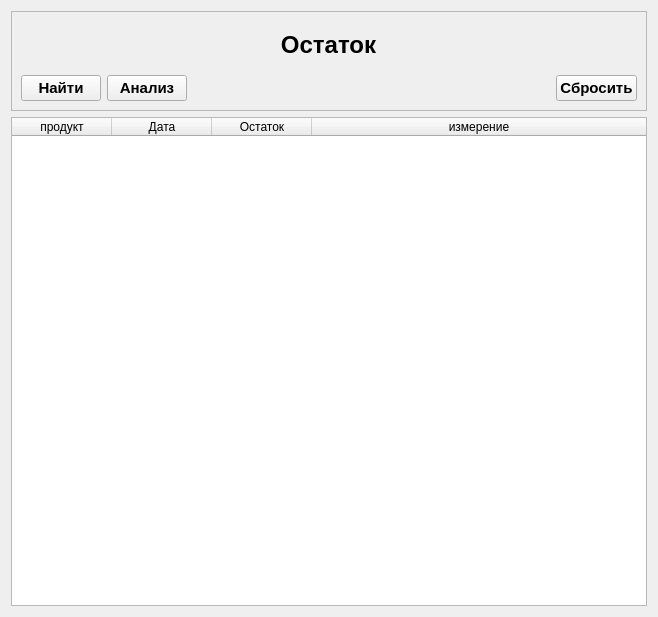
First picture: the form in ui/ostatok.ui, repository daslin02/Docu, before the edit.
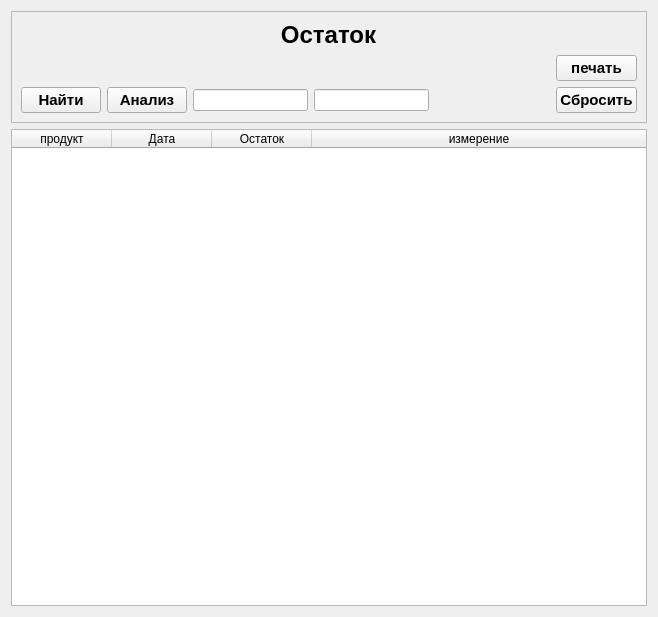
Second picture: the form after the edit.

Patch:
```diff
--- a/ui/ostatok.ui
+++ b/ui/ostatok.ui
@@ -29,6 +29,31 @@
       <enum>QFrame::Raised</enum>
      </property>
      <layout class="QGridLayout" name="gridLayout">
+      <item row="0" column="1" colspan="4">
+       <widget class="QLabel" name="L_title">
+        <property name="styleSheet">
+         <string notr="true">font-size:24px;
+font-weight:bold;</string>
+        </property>
+        <property name="text">
+         <string>Остаток</string>
+        </property>
+        <property name="alignment">
+         <set>Qt::AlignCenter</set>
+        </property>
+       </widget>
+      </item>
+      <item row="2" column="5">
+       <widget class="QPushButton" name="PB_reset">
+        <property name="styleSheet">
+         <string notr="true">font-size:15px;
+font-weight:bold;</string>
+        </property>
+        <property name="text">
+         <string>Сбросить</string>
+        </property>
+       </widget>
+      </item>
       <item row="2" column="0">
        <widget class="QPushButton" name="PB_find">
         <property name="cursor">
@@ -43,7 +68,24 @@
         </property>
        </widget>
       </item>
+      <item row="2" column="1">
+       <widget class="QPushButton" name="PB_analize">
+        <property name="cursor">
+         <cursorShape>PointingHandCursor</cursorShape>
+        </property>
+        <property name="styleSheet">
+         <string notr="true">font-size:15px;
+font-weight:bold;</string>
+        </property>
+        <property name="text">
+         <string>Анализ</string>
+        </property>
+       </widget>
+      </item>
       <item row="2" column="2">
+       <widget class="QLineEdit" name="LE_before"/>
+      </item>
+      <item row="2" column="4">
        <spacer name="horizontalSpacer_2">
         <property name="orientation">
          <enum>Qt::Horizontal</enum>
@@ -56,42 +98,20 @@
         </property>
        </spacer>
       </item>
-      <item row="2" column="1">
-       <widget class="QPushButton" name="PB_analize">
-        <property name="cursor">
-         <cursorShape>PointingHandCursor</cursorShape>
-        </property>
-        <property name="styleSheet">
-         <string notr="true">font-size:15px;
-font-weight:bold;</string>
-        </property>
-        <property name="text">
-         <string>Анализ</string>
-        </property>
-       </widget>
-      </item>
-      <item row="0" column="1" colspan="2">
-       <widget class="QLabel" name="L_title">
-        <property name="styleSheet">
-         <string notr="true">font-size:24px;
-font-weight:bold;</string>
-        </property>
-        <property name="text">
-         <string>Остаток</string>
-        </property>
-        <property name="alignment">
-         <set>Qt::AlignCenter</set>
-        </property>
-       </widget>
-      </item>
       <item row="2" column="3">
-       <widget class="QPushButton" name="PB_reset">
+       <widget class="QLineEdit" name="LE_after"/>
+      </item>
+      <item row="1" column="5">
+       <widget class="QPushButton" name="PB_print">
+        <property name="cursor">
+         <cursorShape>PointingHandCursor</cursorShape>
+        </property>
         <property name="styleSheet">
          <string notr="true">font-size:15px;
 font-weight:bold;</string>
         </property>
         <property name="text">
-         <string>Сбросить</string>
+         <string>печать</string>
         </property>
        </widget>
       </item>
```
